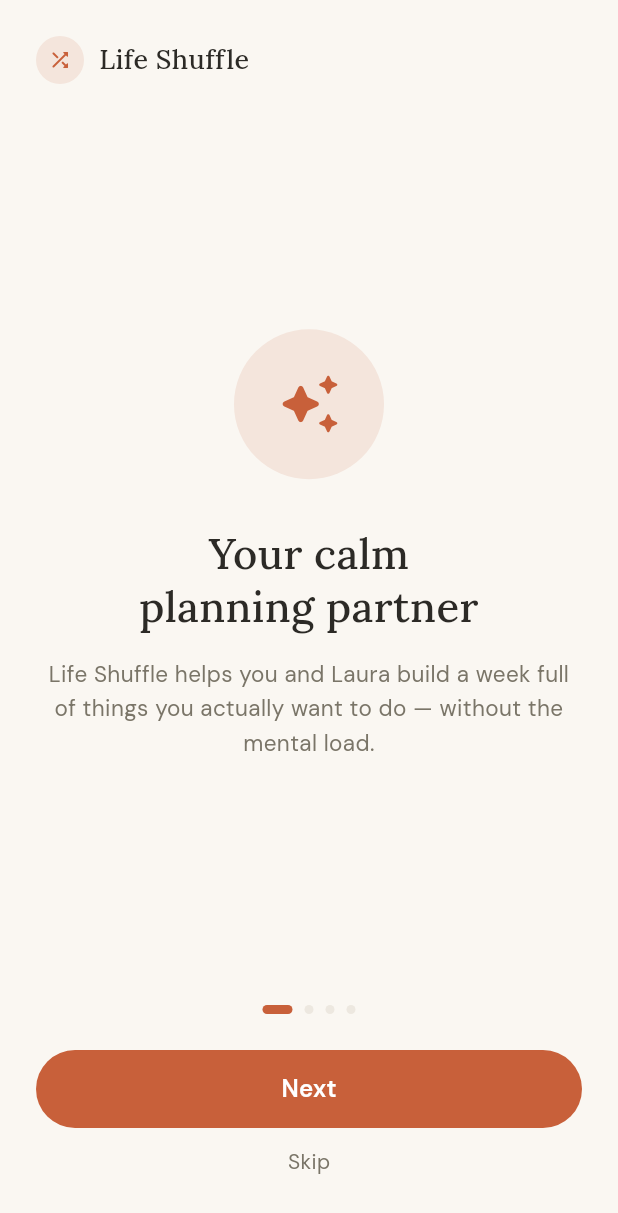
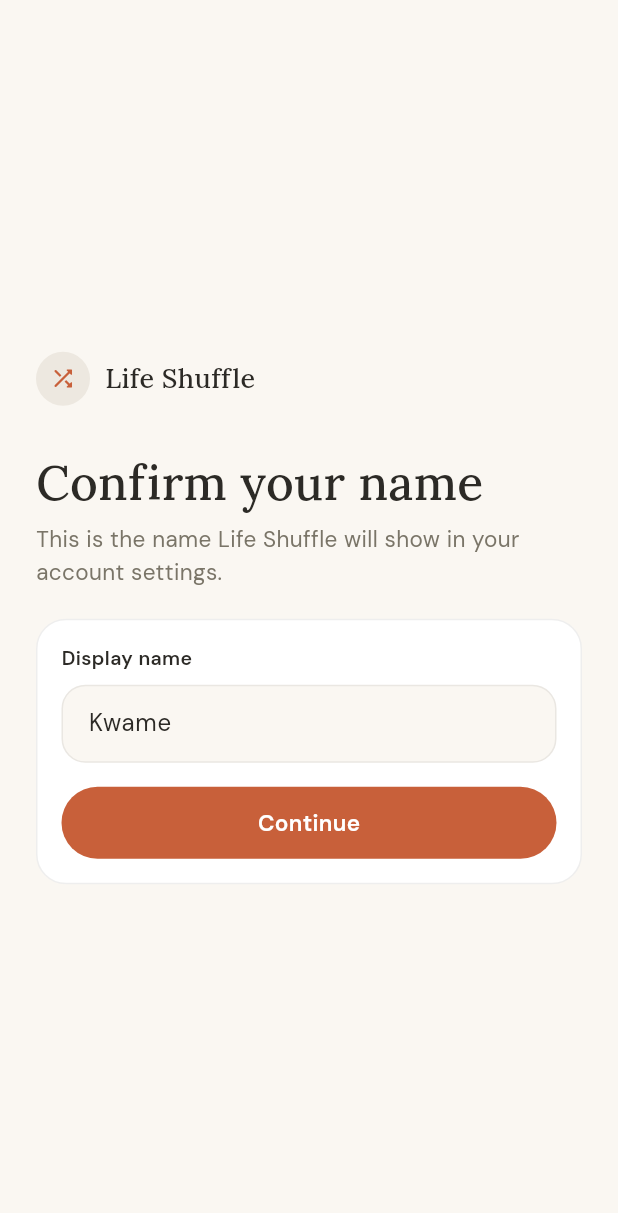
Before and after one commit to paulokwa/life-shuffle, a Flutter app: the screen it shows after launch, on a phone screen of 412 x 824 dp. Shown: the top 1213 px of the screen. Run offline on Flutter 3.47's test engine with Material 3 defaults, Android fonts, the phone set to English and light mode, and no system bars; our stand-ins replace cloud_firestore, firebase_auth, firebase_core, google_fonts, shared_preferences; accounts and stored records are empty.

Commit message:
feat: Implement display name confirmation flow and enhance planner functionality
- Added DisplayNameScreen for user to confirm or edit their display name after sign-in.
- Integrated display name confirmation into the onboarding process.
- Enhanced AppState to manage display name and its confirmation status.
- Implemented in-memory undo functionality for week regeneration, allowing users to revert the last regeneration.
- Added soft-failure messages on the Plan screen to inform users when strict activity rules leave slots unfilled.
- Updated PlannerService to provide diagnostics on activity scheduling, including blocked slots.
- Introduced UI components for displaying regeneration undo options and planner conflict messages.
- Enhanced persistence service to save and load display name and confirmation status.
- Updated tests to cover new display name confirmation and planner diagnostics features.

```diff
--- /dev/null
+++ b/lib/screens/display_name_screen.dart
@@ -0,0 +1,183 @@
+import 'package:flutter/material.dart';
+import 'package:google_fonts/google_fonts.dart';
+
+import '../theme/app_colors.dart';
+import '../widgets/ls_card.dart';
+
+class DisplayNameScreen extends StatefulWidget {
+  const DisplayNameScreen({
+    super.key,
+    required this.initialName,
+    required this.onConfirm,
+  });
+
+  final String initialName;
+  final bool Function(String displayName) onConfirm;
+
+  @override
+  State<DisplayNameScreen> createState() => _DisplayNameScreenState();
+}
+
+class _DisplayNameScreenState extends State<DisplayNameScreen> {
+  late final TextEditingController _controller;
+  String? _errorText;
+
+  @override
+  void initState() {
+    super.initState();
+    _controller = TextEditingController(text: widget.initialName.trim());
+  }
+
+  @override
+  void dispose() {
+    _controller.dispose();
+    super.dispose();
+  }
+
+  void _confirm() {
+    final saved = widget.onConfirm(_controller.text);
+    setState(() {
+      _errorText = saved ? null : 'Enter a display name to continue.';
+    });
+  }
+
+  @override
+  Widget build(BuildContext context) {
+    return Scaffold(
+      backgroundColor: backgroundCream,
+      body: SafeArea(
+        child: Center(
+          child: SingleChildScrollView(
+            padding: const EdgeInsets.all(24),
+            child: ConstrainedBox(
+              constraints: const BoxConstraints(maxWidth: 420),
+              child: Column(
+                crossAxisAlignment: CrossAxisAlignment.start,
+                children: [
+                  Row(
+                    children: [
+                      Container(
+                        width: 36,
+                        height: 36,
+                        decoration: const BoxDecoration(
+                          shape: BoxShape.circle,
+                          color: warmBeige,
+                        ),
+                        alignment: Alignment.center,
+                        child: const Icon(
+                          Icons.shuffle_rounded,
+                          size: 18,
+                          color: primaryTerracotta,
+                        ),
+                      ),
+                      const SizedBox(width: 10),
+                      Text(
+                        'Life Shuffle',
+                        style: GoogleFonts.lora(
+                          fontSize: 18,
+                          fontWeight: FontWeight.w500,
+                          color: textPrimary,
+                        ),
+                      ),
+                    ],
+                  ),
+                  const SizedBox(height: 32),
+                  Text(
+                    'Confirm your name',
+                    style: GoogleFonts.lora(
+                      fontSize: 32,
+                      fontWeight: FontWeight.w500,
+                      color: textPrimary,
+                      height: 1.2,
+                    ),
+                  ),
+                  const SizedBox(height: 8),
+                  Text(
+                    'This is the name Life Shuffle will show in your account settings.',
+                    style: GoogleFonts.dmSans(
+                      fontSize: 15,
+                      color: textMuted,
+                      height: 1.45,
+                    ),
+                  ),
+                  const SizedBox(height: 20),
+                  LsCard(
+                    child: Column(
+                      crossAxisAlignment: CrossAxisAlignment.start,
+                      children: [
+                        Text(
+                          'Display name',
+                          style: GoogleFonts.dmSans(
+                            fontSize: 13,
+                            fontWeight: FontWeight.w600,
+                            color: textPrimary,
+                          ),
+                        ),
+                        const SizedBox(height: 8),
+                        TextField(
+                          controller: _controller,
+                          textInputAction: TextInputAction.done,
+                          textCapitalization: TextCapitalization.words,
+                          onSubmitted: (_) => _confirm(),
+                          decoration: InputDecoration(
+                            hintText: 'Your name',
+                            errorText: _errorText,
+                            filled: true,
+                            fillColor: backgroundCream,
+                            contentPadding: const EdgeInsets.symmetric(
+                              horizontal: 14,
+                              vertical: 14,
+                            ),
+                            border: OutlineInputBorder(
+                              borderRadius: BorderRadius.circular(16),
+                              borderSide: const BorderSide(color: borderWarm),
+                            ),
+                            enabledBorder: OutlineInputBorder(
+                              borderRadius: BorderRadius.circular(16),
+                              borderSide: const BorderSide(color: borderWarm),
+                            ),
+                            focusedBorder: OutlineInputBorder(
+                              borderRadius: BorderRadius.circular(16),
+                              borderSide: const BorderSide(
+                                color: primaryTerracotta,
+                              ),
+                            ),
+                          ),
+                          style: GoogleFonts.dmSans(
+                            fontSize: 16,
+                            color: textPrimary,
+                          ),
+                        ),
+                        const SizedBox(height: 16),
+                        GestureDetector(
+                          onTap: _confirm,
+                          child: Container(
+                            width: double.infinity,
+                            height: 48,
+                            decoration: BoxDecoration(
+                              color: primaryTerracotta,
+                              borderRadius: BorderRadius.circular(100),
+                            ),
+                            alignment: Alignment.center,
+                            child: Text(
+                              'Continue',
+                              style: GoogleFonts.dmSans(
+                                fontSize: 15,
+                                fontWeight: FontWeight.w600,
+                                color: Colors.white,
+                              ),
+                            ),
+                          ),
+                        ),
+                      ],
+                    ),
+                  ),
+                ],
+              ),
+            ),
+          ),
+        ),
+      ),
+    );
+  }
+}
--- a/lib/services/persistence_service.dart
+++ b/lib/services/persistence_service.dart
@@ -16,6 +16,8 @@
   static const _keySeed = 'ls_seed';
   static const _keyUpdatedAtMillis = 'ls_updated_at_millis';
   static const _keyPlanStyle = 'ls_plan_style';
+  static const _keyDisplayName = 'ls_display_name';
+  static const _keyDisplayNameConfirmed = 'ls_display_name_confirmed';
   static const _pfxEnabled = 'ls_en_';
   static const _pfxCheckin = 'ls_ci_';
   static const _pfxLocked = 'ls_lk_';
@@ -28,6 +30,9 @@
     final activities = _loadActivities(defaultActivities);
     final seed = _prefs.getInt(_keySeed) ?? 0;
     final updatedAtMillis = _prefs.getInt(_keyUpdatedAtMillis) ?? 0;
+    final displayName = _prefs.getString(_keyDisplayName);
+    final displayNameConfirmed =
+        _prefs.getBool(_keyDisplayNameConfirmed) ?? false;
     final enabledMap = <String, bool>{};
     final checkinMap = <String, int>{};
     final lockedMap = <String, bool>{};
@@ -53,6 +58,8 @@
       seed: seed,
       updatedAtMillis: updatedAtMillis,
       planStyle: planStyle,
+      displayName: displayName,
+      displayNameConfirmed: displayNameConfirmed,
       enabledMap: enabledMap,
       checkinMap: checkinMap,
       lockedMap: lockedMap,
@@ -68,6 +75,17 @@
 
   static void savePlanStyle(String value) =>
       _prefs.setString(_keyPlanStyle, value);
+
+  static void saveDisplayName(String? value) {
+    if (value == null || value.trim().isEmpty) {
+      _prefs.remove(_keyDisplayName);
+      return;
+    }
+    _prefs.setString(_keyDisplayName, value.trim());
+  }
+
+  static void saveDisplayNameConfirmed(bool value) =>
+      _prefs.setBool(_keyDisplayNameConfirmed, value);
 
   static void saveUpdatedAtMillis(int value) =>
       _prefs.setInt(_keyUpdatedAtMillis, value);
@@ -113,12 +131,16 @@
     required this.checkinMap,
     required this.lockedMap,
     this.planStyle = 'balanced',
+    this.displayName,
+    this.displayNameConfirmed = false,
   });
 
   final List<Activity> activities;
   final int seed;
   final int updatedAtMillis;
   final String planStyle;
+  final String? displayName;
+  final bool displayNameConfirmed;
   final Map<String, bool> enabledMap;
   final Map<String, int> checkinMap;
   final Map<String, bool> lockedMap;
@@ -129,6 +151,8 @@
       'seed': seed,
       'updatedAtMillis': updatedAtMillis,
       'planStyle': planStyle,
+      'displayName': displayName,
+      'displayNameConfirmed': displayNameConfirmed,
       'enabledMap': enabledMap,
       'checkinMap': checkinMap,
       'lockedMap': lockedMap,
@@ -144,6 +168,10 @@
       seed: _readInt(map['seed']),
       updatedAtMillis: _readInt(map['updatedAtMillis']),
       planStyle: (map['planStyle'] as String?) ?? 'balanced',
+      displayName: _readNullableString(map['displayName']),
+      displayNameConfirmed: map['displayNameConfirmed'] is bool
+          ? map['displayNameConfirmed'] as bool
+          : false,
       enabledMap: Map<String, bool>.from(map['enabledMap'] ?? {}),
       checkinMap: Map<String, int>.from(map['checkinMap'] ?? {}),
       lockedMap: Map<String, bool>.from(map['lockedMap'] ?? {}),
@@ -154,6 +182,12 @@
     if (value is int) return value;
     if (value is num) return value.toInt();
     return 0;
+  }
+
+  static String? _readNullableString(Object? value) {
+    if (value is! String) return null;
+    final trimmed = value.trim();
+    return trimmed.isEmpty ? null : trimmed;
   }
 
   static List<Activity> _readActivities(
--- a/lib/services/planner_service.dart
+++ b/lib/services/planner_service.dart
@@ -78,6 +78,20 @@
     required int seed,
     PlanStyle planStyle = PlanStyle.balanced,
   }) {
+    return generateWithDiagnostics(
+      weekStart: weekStart,
+      pool: pool,
+      seed: seed,
+      planStyle: planStyle,
+    ).plan;
+  }
+
+  static PlannerGenerationResult generateWithDiagnostics({
+    required DateTime weekStart,
+    required List<Activity> pool,
+    required int seed,
+    PlanStyle planStyle = PlanStyle.balanced,
+  }) {
     final rng = Random(seed);
     final activitiesPool = pool.where((activity) => activity.enabled).toList()
       ..shuffle(rng);
@@ -85,19 +99,22 @@
     // Template: activity counts per day. Shuffled each regeneration so rest
     // days move around. Totals: gentle ~3, balanced ~5, push ~7.
     final template = switch (planStyle) {
-      PlanStyle.gentle   => [0, 1, 0, 1, 0, 0, 1],
+      PlanStyle.gentle => [0, 1, 0, 1, 0, 0, 1],
       PlanStyle.balanced => [1, 0, 1, 1, 0, 1, 1],
-      PlanStyle.push     => [1, 2, 0, 1, 1, 2, 0],
+      PlanStyle.push => [1, 2, 0, 1, 1, 2, 0],
     };
     template.shuffle(rng);
 
     final plans = <DayPlan>[];
     final scheduledCounts = <String, int>{};
     final scheduledDays = <String, List<int>>{};
+    var targetActivityCount = 0;
+    var scheduledActivityCount = 0;
 
     for (var i = 0; i < 7; i++) {
       final date = weekStart.add(Duration(days: i));
       final targetCount = template[i];
+      targetActivityCount += targetCount;
       final activities = <PlannedActivity>[];
 
       for (var j = 0; j < targetCount; j++) {
@@ -113,6 +130,7 @@
 
         scheduledCounts[act.id] = (scheduledCounts[act.id] ?? 0) + 1;
         scheduledDays.putIfAbsent(act.id, () => <int>[]).add(i);
+        scheduledActivityCount++;
         activities.add(
           PlannedActivity(
             activity: act,
@@ -127,7 +145,12 @@
       plans.add(DayPlan(date: date, activities: activities));
     }
 
-    return plans;
+    return PlannerGenerationResult(
+      plan: plans,
+      targetActivityCount: targetActivityCount,
+      scheduledActivityCount: scheduledActivityCount,
+      enabledActivityCount: activitiesPool.length,
+    );
   }
 
   static Activity? _pickActivity({
@@ -220,3 +243,22 @@
     return '11:00 AM';
   }
 }
+
+class PlannerGenerationResult {
+  const PlannerGenerationResult({
+    required this.plan,
+    required this.targetActivityCount,
+    required this.scheduledActivityCount,
+    required this.enabledActivityCount,
+  });
+
+  final List<DayPlan> plan;
+  final int targetActivityCount;
+  final int scheduledActivityCount;
+  final int enabledActivityCount;
+
+  int get unfilledActivityCount => targetActivityCount - scheduledActivityCount;
+
+  bool get hasBlockedActivitySlots =>
+      enabledActivityCount > 0 && unfilledActivityCount > 0;
+}
--- a/lib/state/app_state.dart
+++ b/lib/state/app_state.dart
@@ -4,7 +4,8 @@
 import '../models/mock_data.dart' show CheckStatus;
 import '../services/firestore_sync_service.dart';
 import '../services/persistence_service.dart';
-import '../services/planner_service.dart' show PlannerService, PlanStyle;
+import '../services/planner_service.dart'
+    show PlannerGenerationResult, PlannerService, PlanStyle;
 
 /// Holds all mutable in-session state: activity pool, current week plan.
 /// Persists changes to [PersistenceService] and [FirestoreSyncService] (if signed in) on every mutation.
@@ -15,6 +16,10 @@
   int _seed = 0;
   int _updatedAtMillis = 0;
   PlanStyle _planStyle = PlanStyle.balanced;
+  SavedState? _lastRegenerationSnapshot;
+  String? _plannerConflictMessage;
+  String? _displayName;
+  bool _displayNameConfirmed = false;
   bool _checkInPromptDismissed = false;
   String? _userId;
   String? _calendarId;
@@ -33,6 +38,10 @@
 
   List<DayPlan> get weekPlan => _weekPlan;
   PlanStyle get planStyle => _planStyle;
+  bool get canUndoLastRegeneration => _lastRegenerationSnapshot != null;
+  String? get plannerConflictMessage => _plannerConflictMessage;
+  String? get displayName => _displayName;
+  bool get displayNameConfirmed => _displayNameConfirmed;
   bool get checkInPromptDismissed => _checkInPromptDismissed;
   String? get userId => _userId;
   String? get calendarId => _calendarId;
@@ -179,9 +188,29 @@
 
   // ─── Plan ─────────────────────────────────────────────────────────────────
 
+  bool confirmDisplayName(String value) {
+    final trimmed = value.trim().replaceAll(RegExp(r'\s+'), ' ');
+    if (trimmed.isEmpty) return false;
+    _displayName = trimmed;
+    _displayNameConfirmed = true;
+    _persist();
+    notifyListeners();
+    return true;
+  }
+
   void regenerate() {
+    _lastRegenerationSnapshot = _currentSavedState();
     _seed++;
     _weekPlan = _buildPlan(lockedItems: _collectLocked());
+    _persist();
+    notifyListeners();
+  }
+
+  void undoLastRegeneration() {
+    final snapshot = _lastRegenerationSnapshot;
+    if (snapshot == null) return;
+    _lastRegenerationSnapshot = null;
+    _applySavedState(snapshot, persistLocal: false);
     _persist();
     notifyListeners();
   }
@@ -214,12 +243,16 @@
   // ─── Private ─────────────────────────────────────────────────────────────
 
   void _applySavedState(SavedState saved, {bool persistLocal = true}) {
+    _lastRegenerationSnapshot = null;
     activities
       ..clear()
       ..addAll(saved.activities.map((activity) => activity.copy()));
     _seed = saved.seed;
     _updatedAtMillis = saved.updatedAtMillis;
     _planStyle = _parsePlanStyle(saved.planStyle);
+    _displayName = saved.displayName;
+    _displayNameConfirmed =
+        saved.displayNameConfirmed && saved.displayName != null;
     for (final entry in saved.enabledMap.entries) {
       final idx = activities.indexWhere((a) => a.id == entry.key);
       if (idx >= 0) activities[idx].enabled = entry.value;
@@ -246,6 +279,8 @@
     PersistenceService.saveSeed(state.seed);
     PersistenceService.saveUpdatedAtMillis(state.updatedAtMillis);
     PersistenceService.savePlanStyle(state.planStyle);
+    PersistenceService.saveDisplayName(state.displayName);
+    PersistenceService.saveDisplayNameConfirmed(state.displayNameConfirmed);
     for (final entry in state.enabledMap.entries) {
       PersistenceService.saveEnabled(entry.key, entry.value);
     }
@@ -297,6 +332,8 @@
       seed: _seed,
       updatedAtMillis: updatedAtMillis ?? _updatedAtMillis,
       planStyle: _planStyle.name,
+      displayName: _displayName,
+      displayNameConfirmed: _displayNameConfirmed,
       enabledMap: enabledMap,
       checkinMap: checkinMap,
       lockedMap: lockedMap,
@@ -325,12 +362,14 @@
         .where((a) => a.enabled && !lockedIds.contains(a.id))
         .toList();
 
-    final plan = PlannerService.generate(
+    final generation = PlannerService.generateWithDiagnostics(
       weekStart: weekStart,
       pool: pool,
       seed: seed,
       planStyle: _planStyle,
     );
+    _plannerConflictMessage = _buildPlannerConflictMessage(generation);
+    final plan = generation.plan;
 
     if (lockedItems != null) {
       for (var i = 0; i < plan.length; i++) {
@@ -346,6 +385,16 @@
     }
 
     return plan;
+  }
+
+  String? _buildPlannerConflictMessage(PlannerGenerationResult generation) {
+    if (!generation.hasBlockedActivitySlots) return null;
+    final count = generation.unfilledActivityCount;
+    final slotLabel = count == 1 ? 'slot was' : 'slots were';
+    return 'This week is lighter than expected because $count activity '
+        '$slotLabel blocked by rules. Try relaxing weekdays, increasing max '
+        'per week, turning off no-consecutive-days, or choosing a lighter '
+        'plan style.';
   }
 
   void _applyOverlays(SavedState saved) {
--- a/lib/widgets/auth_gate.dart
+++ b/lib/widgets/auth_gate.dart
@@ -1,6 +1,7 @@
 import 'dart:async';
 import 'package:firebase_auth/firebase_auth.dart';
 import 'package:flutter/material.dart';
+import '../screens/display_name_screen.dart';
 import '../screens/onboarding_screen.dart';
 import '../screens/sign_in_screen.dart';
 import '../services/auth_service.dart';
@@ -25,7 +26,8 @@
   void initState() {
     super.initState();
     if (AuthService.isReady) {
-      _authSubscription = FirebaseAuth.instance.authStateChanges().listen((user) {
+      _authSubscription =
+          FirebaseAuth.instance.authStateChanges().listen((user) {
         widget.appState.setUserId(user?.uid);
       });
     }
@@ -37,15 +39,41 @@
     super.dispose();
   }
 
-  Widget _mainApp() {
+  Widget _mainApp({User? user}) {
     return AppStateScope(
       state: widget.appState,
-      child: _onboardingDone
-          ? const BottomNavShell()
-          : OnboardingScreen(
-              onComplete: () => setState(() => _onboardingDone = true),
-            ),
+      child: !widget.appState.displayNameConfirmed
+          ? DisplayNameScreen(
+              initialName: _defaultDisplayName(user),
+              onConfirm: (displayName) {
+                final saved = widget.appState.confirmDisplayName(displayName);
+                if (saved) {
+                  setState(() {});
+                }
+                return saved;
+              },
+            )
+          : _onboardingDone
+              ? const BottomNavShell()
+              : OnboardingScreen(
+                  onComplete: () => setState(() => _onboardingDone = true),
+                ),
     );
+  }
+
+  String _defaultDisplayName(User? user) {
+    final saved = widget.appState.displayName?.trim();
+    if (saved != null && saved.isNotEmpty) return saved;
+
+    final googleName = user?.displayName?.trim();
+    if (googleName != null && googleName.isNotEmpty) return googleName;
+
+    final email = user?.email?.trim();
+    if (email != null && email.isNotEmpty) {
+      return email.split('@').first;
+    }
+
+    return 'Kwame';
   }
 
   @override
@@ -62,7 +90,7 @@
           return const _SplashScreen();
         }
         if (snapshot.hasData) {
-          return _mainApp();
+          return _mainApp(user: snapshot.data);
         }
         return const SignInScreen();
       },
```
Also changed, not shown: lib/screens/plan_screen.dart (+151 -4 lines), lib/screens/settings_screen.dart (+17 -14 lines), 3 other files.
